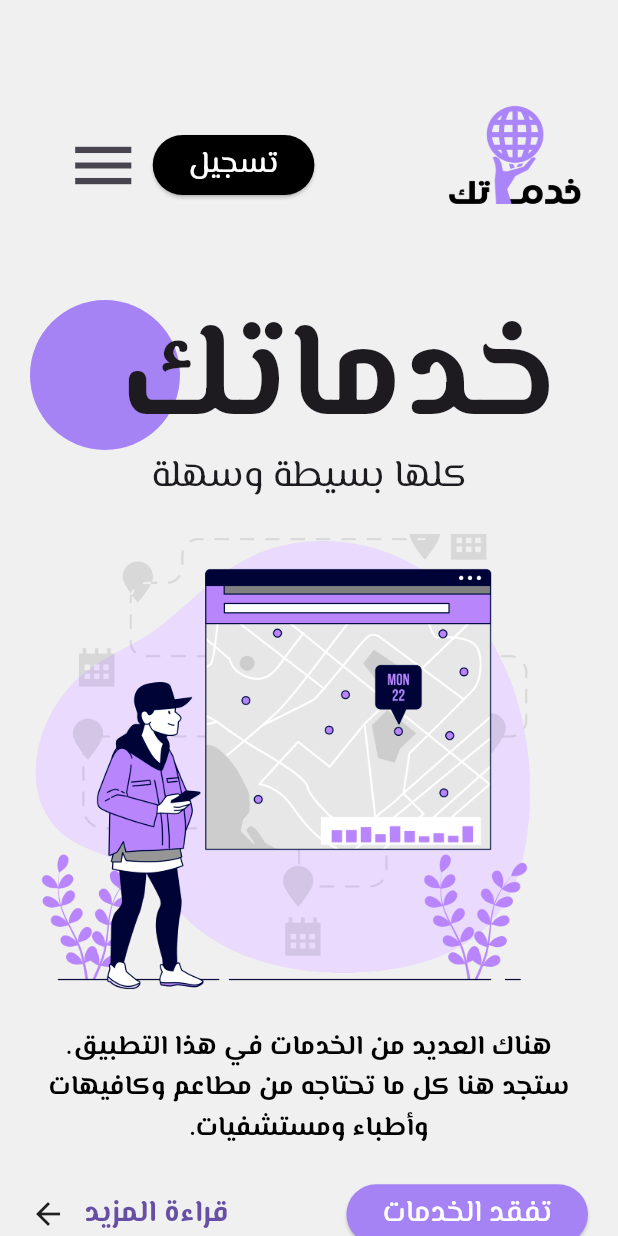
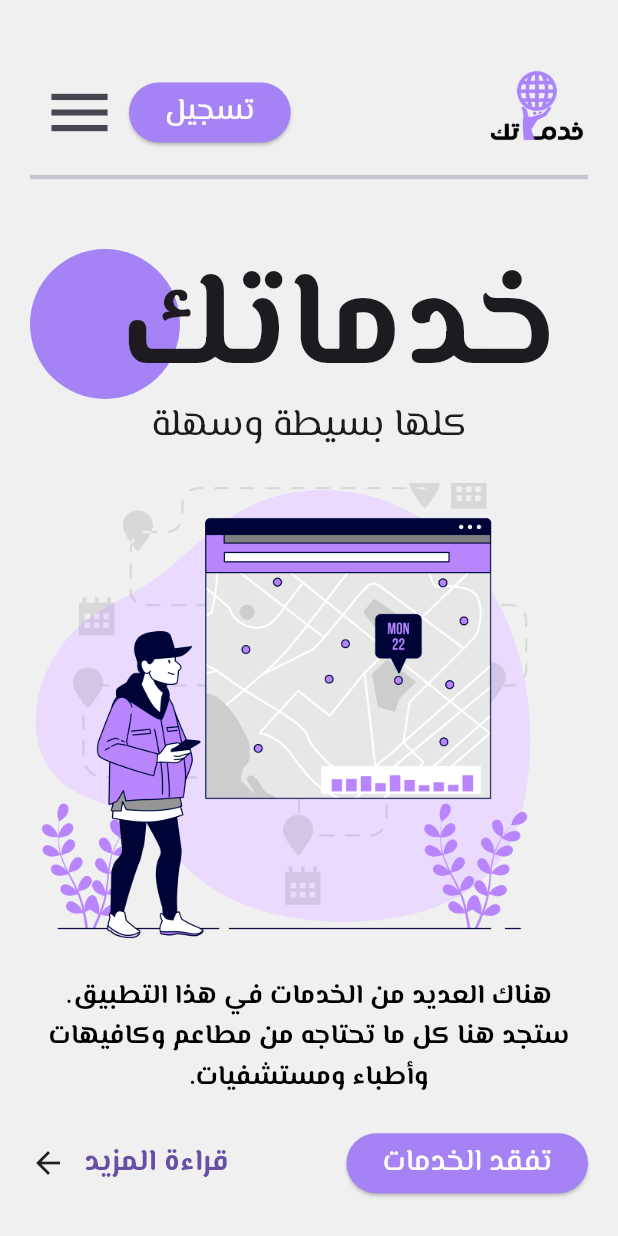
Before and after one commit to eljohnnyy/gradproject2, a Flutter app: the screen it shows after launch, on a phone screen of 412 x 824 dp. Run offline on Flutter 3.47's test engine with Material 3 defaults, Android fonts, the phone set to English and light mode, and no system bars; our stand-ins replace cached_network_image, smooth_page_indicator; missing offline and left inert: awesome_icons.

Commit message:
update distance

```diff
--- a/lib/Features/home/presentation/views/main_page.dart
+++ b/lib/Features/home/presentation/views/main_page.dart
@@ -3,7 +3,7 @@ import 'package:gradproject/Features/home/presentation/views/widgets/main_page_b
 
 class MainPage extends StatelessWidget {
   const MainPage({super.key});
-
+static const homePageId='mainpage';
   @override
   Widget build(BuildContext context) {
     return const MainPageBody();
--- a/lib/main.dart
+++ b/lib/main.dart
@@ -1,4 +1,5 @@
 import 'package:flutter/material.dart';
+import 'package:gradproject/Features/home/presentation/views/main_page.dart';
 import 'package:gradproject/views/splash_view.dart';
 import 'package:flutter_localizations/flutter_localizations.dart';
 void main() {
@@ -11,6 +12,10 @@ class GradProject extends StatelessWidget {
   @override
   Widget build(BuildContext context) {
     return  MaterialApp(
+      routes: {
+MainPage.homePageId:(context)=>const MainPage(),
+
+      },
        localizationsDelegates:const [
     GlobalMaterialLocalizations.delegate,
     GlobalWidgetsLocalizations.delegate,
--- a/lib/views/widgets/app_bar_row.dart
+++ b/lib/views/widgets/app_bar_row.dart
@@ -10,10 +10,11 @@ class AppBarRow extends StatelessWidget {
   @override
   Widget build(BuildContext context) {
     return Row(
+
       children: [
-      Image.asset('assets/images/logo.png',width: 100,),
-       SizedBox(width: MediaQuery.of(context).size.width*.2,),
-    const  CustomButton(hint: 'تسجيل',color: Colors.white,backgroundColor: Colors.black,),
+      Image.asset('assets/images/logo.png',width: 70,),
+     const  Spacer(),
+    const  CustomButton(hint: 'تسجيل',color: Colors.white,backgroundColor: purple,),
      IconButton(onPressed: (){}, icon: const Icon(Icons.menu,size: 50,))
       ],
     );
--- a/lib/views/widgets/home_view_body.dart
+++ b/lib/views/widgets/home_view_body.dart
@@ -18,15 +18,15 @@ class HomeViewBody extends StatelessWidget {
   @override
   Widget build(BuildContext context) {
     return SingleChildScrollView(
-      child: SingleChildScrollView(
       child: Padding(
         padding: const EdgeInsets.symmetric(horizontal: 20),
         child: Column(
           children: [
             const SizedBox(
-                height: 60,
+              height: 40,
             ),
             const AppBarRow(),
+          const  Divider(thickness: 3,),
             const SizedBox(
               height: 40,
             ),
@@ -88,7 +88,6 @@ class HomeViewBody extends StatelessWidget {
           ],
         ),
       ),
-      ),
     );
   }
 }
--- a/lib/views/widgets/stack_two.dart
+++ b/lib/views/widgets/stack_two.dart
@@ -1,7 +1,9 @@
 
 
 import 'package:flutter/material.dart';
+import 'package:gradproject/Features/home/presentation/views/main_page.dart';
 import 'package:gradproject/const.dart';
+import 'package:gradproject/views/home_view.dart';
 
 class StackTwo extends StatelessWidget {
   const StackTwo({
@@ -19,7 +21,7 @@ class StackTwo extends StatelessWidget {
           //Image.asset('assets/images/logo3.png',height: 300,),
        GestureDetector(
         onTap: () {
-          print('object');
+         Navigator.pushNamed(context, MainPage.homePageId);
         },
          child:const Stack(children: [
             Padding(
--- a/pubspec.yaml
+++ b/pubspec.yaml
@@ -28,12 +28,16 @@ environment:
 # the latest version available on pub.dev. To see which dependencies have newer
 # versions available, run `flutter pub outdated`.
 dependencies:
+  awesome_icons: ^1.1.0
+  cached_network_image: ^3.3.1
   cupertino_icons: ^1.0.2
+  dio: ^5.4.0
   easy_localization: ^3.0.3
   flutter:
     sdk: flutter
   flutter_localizations:
     sdk: flutter
+  font_awesome_flutter: ^10.7.0
   intl: any
   smooth_page_indicator: ^1.1.0
 
@@ -57,6 +61,7 @@ flutter:
     - assets/images/logo.png
     - assets/images/logo2.png
     - assets/images/logo3.png
+    - assets/images/shop.jpg
   #   - images/a_dot_ham.jpeg
   # An image asset can refer to one or more resolution-specific "variants", see
   # https://flutter.dev/assets-and-images/#resolution-aware
```
Also changed, not shown: lib/Features/home/presentation/views/widgets/app_bar_row.dart (deleted, +0 -23 lines), lib/Features/home/presentation/views/widgets/app_bar_view.dart (added, +26 -0 lines), lib/Features/home/presentation/views/widgets/main_page_body.dart (+10 -1 lines), lib/Features/home/presentation/views/widgets/service_image.dart (added, +60 -0 lines), assets/images/shop.jpg (added), pubspec.lock, 1 other file. Lines whose indentation alone changed are shown as unchanged.
